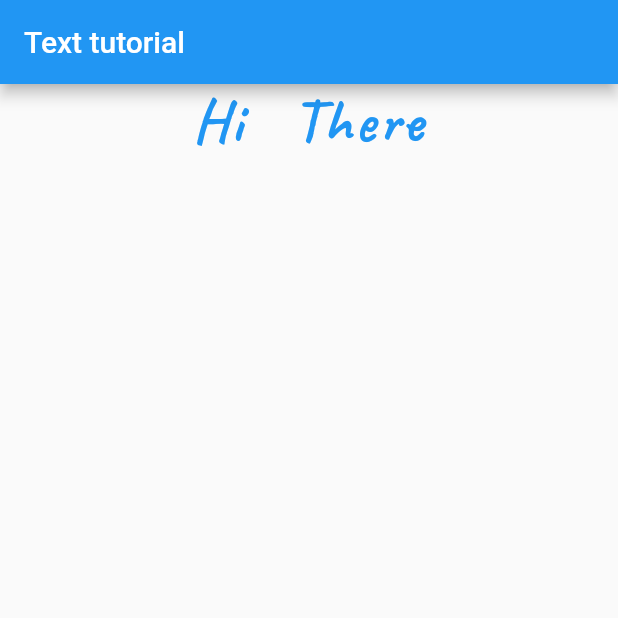
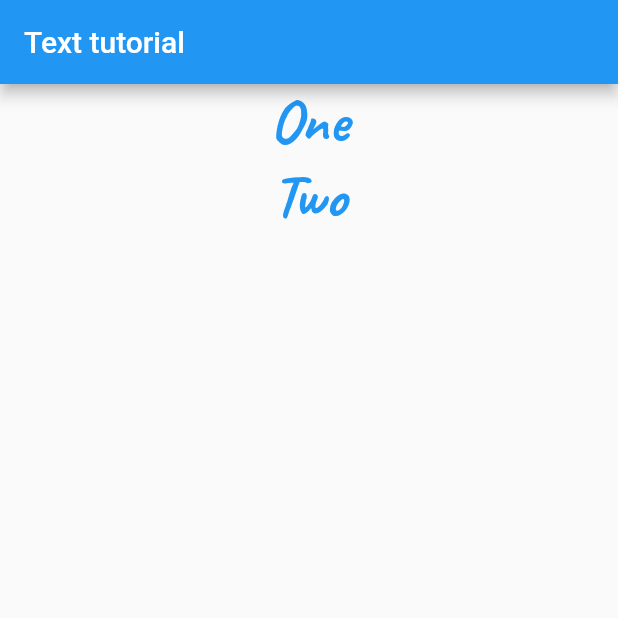
Before and after one commit to yashodgayashan/flutter-tutorial, a Flutter app: the screen it shows after launch, on a phone screen of 412 x 824 dp, the top half of it. Run offline on Flutter 3.47's test engine with Material 2 defaults, Android fonts, the phone set to English and light mode, and no system bars.

Commit message:
Add column

```diff
--- a/lib/screens/text_tutorial.dart
+++ b/lib/screens/text_tutorial.dart
@@ -11,18 +11,27 @@ class TextAlignScreen extends StatelessWidget {
       ),
       body: Container(
         width: width,
-        child: Text(
-          "Hi There",
-          textAlign: TextAlign.center,
-          textScaleFactor: 2.0,
-          style: TextStyle(
-            color: Colors.blue,
-            fontSize: 20.0,
-            letterSpacing: 2.0,
-            wordSpacing: 20.0,
-            fontFamily: "Caveat",
-            fontWeight: FontWeight.w700
-          ),
+        child: Column(
+          children: <Widget>[
+            Text(
+              "One",
+              textAlign: TextAlign.center,
+              style: TextStyle(
+                  fontSize: 40.0,
+                  color: Colors.blue,
+                  fontFamily: "Caveat",
+                  fontWeight: FontWeight.w700),
+            ),
+            Text(
+              "Two",
+              textAlign: TextAlign.center,
+              style: TextStyle(
+                  fontSize: 40.0,
+                  color: Colors.blue,
+                  fontFamily: "Caveat",
+                  fontWeight: FontWeight.w700),
+            ),
+          ],
         ),
       ),
     );
```
